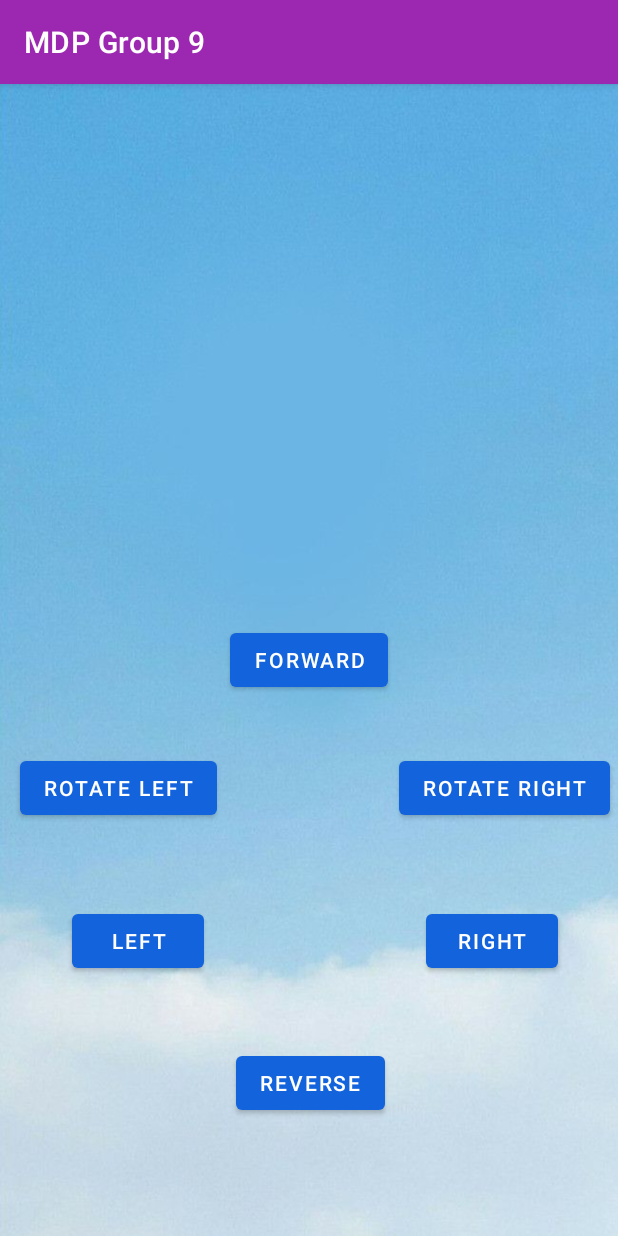
After one commit to SanathSame/MDP_Team9, an Android app: the interactive_control screen opened directly, with no data from a screen before it, on a phone screen of 412 x 824 dp. The commit adds this screen. Run offline under Robolectric (Android 15) with nearby library versions, the phone set to English and light mode, and no system bars.

Commit message:
Adding remote controller functionality

```diff
--- a/app/src/main/AndroidManifest.xml
+++ b/app/src/main/AndroidManifest.xml
@@ -25,6 +25,9 @@
             android:name=".arena_map"
             android:exported="true" />
         <activity
+            android:name=".interactive_control"
+            android:exported="true" />
+        <activity
             android:name=".MainActivity"
             android:exported="true" >
         <intent-filter>
--- /dev/null
+++ b/app/src/main/java/com/example/mdpandroid/interactive_control.java
@@ -0,0 +1,102 @@
+package com.example.mdpandroid;
+import android.content.BroadcastReceiver;
+import android.content.ClipData;
+import android.content.ClipDescription;
+import android.content.Context;
+import android.content.Intent;
+import android.content.IntentFilter;
+import android.os.Bundle;
+import android.view.View;
+import android.widget.Button;
+import android.widget.TextView;
+import androidx.appcompat.app.AppCompatActivity;
+import androidx.localbroadcastmanager.content.LocalBroadcastManager;
+import java.nio.charset.Charset;
+
+public class interactive_control extends AppCompatActivity {
+
+    @Override
+    protected void onCreate(Bundle savedInstanceState) {
+        super.onCreate(savedInstanceState);
+        setContentView(R.layout.interactive_control_layout);
+        Button forward_button = findViewById(R.id.button4);
+        Button reverse_button = findViewById(R.id.button5);
+        Button left_button = findViewById(R.id.button6);
+        Button right_button = findViewById(R.id.button7);
+        Button rotate_left_button = findViewById(R.id.button9);
+        Button rotate_right_button = findViewById(R.id.button8);
+        TextView showReceived = findViewById(R.id.showReceived);
+        BroadcastReceiver messageReceiver = new BroadcastReceiver() {
+            @Override
+            public void onReceive(Context context, Intent intent) {
+                String message = intent.getStringExtra("receivedMessage");
+                showReceived.setText(message);
+            }
+        };
+        LocalBroadcastManager.getInstance(this).registerReceiver(messageReceiver, new IntentFilter("incomingMessage"));
+        forward_button.setOnClickListener(new View.OnClickListener() {
+            @Override
+            public void onClick(View v) {
+                String message = "w";
+                if (Bluetoothservice.BluetoothConnectionStatus == true) {
+                    byte[] bytes = message.getBytes(Charset.defaultCharset());
+                    Bluetoothservice.write(bytes);
+                }
+            }
+        });
+
+        reverse_button.setOnClickListener(new View.OnClickListener() {
+            @Override
+            public void onClick(View v) {
+                String message = "s";
+                if (Bluetoothservice.BluetoothConnectionStatus == true) {
+                    byte[] bytes = message.getBytes(Charset.defaultCharset());
+                    Bluetoothservice.write(bytes);
+                }
+            }
+        });
+
+        left_button.setOnClickListener(new View.OnClickListener() {
+            @Override
+            public void onClick(View v) {
+                String message = "a";
+                if (Bluetoothservice.BluetoothConnectionStatus == true) {
+                    byte[] bytes = message.getBytes(Charset.defaultCharset());
+                       Bluetoothservice.write(bytes);
+                }
+            }
+        });
+
+        right_button.setOnClickListener(new View.OnClickListener() {
+            @Override
+            public void onClick(View v) {
+                String message = "d";
+                if (Bluetoothservice.BluetoothConnectionStatus == true) {
+                    byte[] bytes = message.getBytes(Charset.defaultCharset());
+                    Bluetoothservice.write(bytes);
+                }
+            }
+        });
+
+        rotate_left_button.setOnClickListener(new View.OnClickListener() {
+            @Override
+            public void onClick(View v) {
+                String message = "tl";
+                if (Bluetoothservice.BluetoothConnectionStatus == true) {
+                    byte[] bytes = message.getBytes(Charset.defaultCharset());
+                    Bluetoothservice.write(bytes);
+                }
+            }
+        });
+
+        rotate_right_button.setOnClickListener(new View.OnClickListener() {
+            @Override
+            public void onClick(View v) {
+                String message = "tr";
+                if (Bluetoothservice.BluetoothConnectionStatus == true) {
+                    byte[] bytes = message.getBytes(Charset.defaultCharset());
+                    Bluetoothservice.write(bytes);
+                }
+            }
+        });
+    }}
--- /dev/null
+++ b/app/src/main/res/layout/interactive_control_layout.xml
@@ -0,0 +1,84 @@
+<?xml version="1.0" encoding="utf-8"?>
+<androidx.constraintlayout.widget.ConstraintLayout xmlns:android="http://schemas.android.com/apk/res/android"
+    xmlns:app="http://schemas.android.com/apk/res-auto"
+    xmlns:tools="http://schemas.android.com/tools"
+    android:layout_width="match_parent"
+    android:layout_height="match_parent"
+    android:background="@drawable/bacgkroundtheme"
+    tools:context=".interactive_control">
+
+    <Button
+        android:id="@+id/button4"
+        android:layout_width="wrap_content"
+        android:layout_height="wrap_content"
+        android:text="Forward"
+        app:layout_constraintBottom_toBottomOf="parent"
+        app:layout_constraintEnd_toEndOf="parent"
+        app:layout_constraintStart_toStartOf="parent"
+        app:backgroundTint="@color/navy"
+        app:layout_constraintTop_toTopOf="parent" />
+
+    <Button
+        android:id="@+id/button5"
+        android:layout_width="wrap_content"
+        android:layout_height="wrap_content"
+        android:text="Reverse"
+        app:layout_constraintBottom_toBottomOf="parent"
+        app:layout_constraintEnd_toEndOf="parent"
+        app:layout_constraintHorizontal_bias="0.504"
+        app:layout_constraintStart_toStartOf="parent"
+        app:layout_constraintTop_toBottomOf="@+id/button4"
+        app:backgroundTint="@color/navy"
+        app:layout_constraintVertical_bias="0.75" />
+
+    <Button
+        android:id="@+id/button6"
+        android:layout_width="wrap_content"
+        android:layout_height="wrap_content"
+        android:layout_marginStart="48dp"
+        android:text="Left"
+        app:layout_constraintBottom_toTopOf="@+id/button5"
+        app:layout_constraintStart_toStartOf="parent"
+        app:layout_constraintTop_toBottomOf="@+id/button4"
+        app:backgroundTint="@color/navy"
+        app:layout_constraintVertical_bias="0.75" />
+
+    <Button
+        android:id="@+id/button7"
+        android:layout_width="wrap_content"
+        android:layout_height="wrap_content"
+        android:layout_marginEnd="40dp"
+        android:text="Right"
+        app:layout_constraintBottom_toTopOf="@+id/button5"
+        app:layout_constraintEnd_toEndOf="parent"
+        app:layout_constraintTop_toBottomOf="@+id/button4"
+        app:backgroundTint="@color/navy"
+        app:layout_constraintVertical_bias="0.75" />
+
+    <Button
+        android:id="@+id/button9"
+        android:layout_width="wrap_content"
+        android:layout_height="wrap_content"
+        android:text="Rotate Left"
+        app:layout_constraintBottom_toTopOf="@+id/button6"
+        app:layout_constraintEnd_toStartOf="@+id/button4"
+        app:layout_constraintHorizontal_bias="0.593"
+        app:layout_constraintStart_toStartOf="parent"
+        app:layout_constraintTop_toBottomOf="@+id/button4"
+        app:backgroundTint="@color/navy"
+        app:layout_constraintVertical_bias="0.407" />
+
+    <Button
+        android:id="@+id/button8"
+        android:layout_width="wrap_content"
+        android:layout_height="wrap_content"
+        android:text="Rotate Right"
+        app:layout_constraintBottom_toTopOf="@+id/button7"
+        app:layout_constraintEnd_toEndOf="parent"
+        app:layout_constraintHorizontal_bias="0.593"
+        app:layout_constraintStart_toEndOf="@+id/button4"
+        app:layout_constraintTop_toBottomOf="@+id/button4"
+        app:backgroundTint="@color/navy"
+        app:layout_constraintVertical_bias="0.407" />
+
+</androidx.constraintlayout.widget.ConstraintLayout>
--- a/app/src/main/res/values/ids.xml
+++ b/app/src/main/res/values/ids.xml
@@ -1,4 +1,11 @@
 <?xml version="1.0" encoding="utf-8"?>
 <resources>
     <item name="section_label" type="id" />
+    <item name="showReceived" type="id"/>
+    <item name="button4" type="id"/>
+    <item name="button5" type="id"/>
+    <item name="button6" type="id"/>
+    <item name="button7" type="id"/>
+    <item name="button9" type="id"/>
+    <item name="button8" type="id"/>
 </resources>
--- a/app/src/main/res/values/strings.xml
+++ b/app/src/main/res/values/strings.xml
@@ -30,6 +30,6 @@
     <string name="auto">AUTO</string>
     <string name="turnon">ON</string>
     <string name="turnoff">OFF</string>
-    <string name="bluetooth">Bluetooth</string>
+    <string name="bluetooth">BLUETOOTH</string>
 
 </resources>
```
Also changed, not shown: app/src/main/java/com/example/mdpandroid/Arena/Arena.java (+1 -75 lines), app/src/main/java/com/example/mdpandroid/MainActivity.java (+13 -4 lines), app/src/main/java/com/example/mdpandroid/arena_map.java (+20 -14 lines), app/src/main/res/layout/activity_bluetoothconnection.xml (+12 -6 lines), app/src/main/res/layout/activity_main.xml (+16 -1 lines), app/src/main/res/layout/arena_map.xml (+12 -4 lines), app/src/main/res/drawable/bacgkroundtheme.jpg (added).
